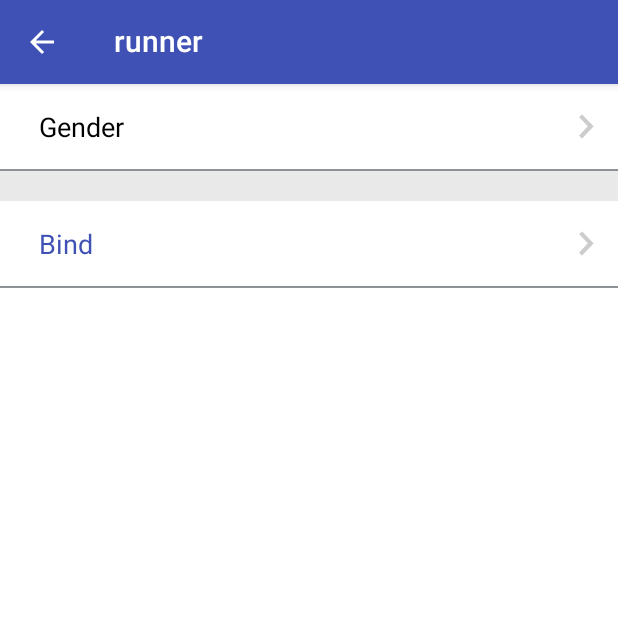
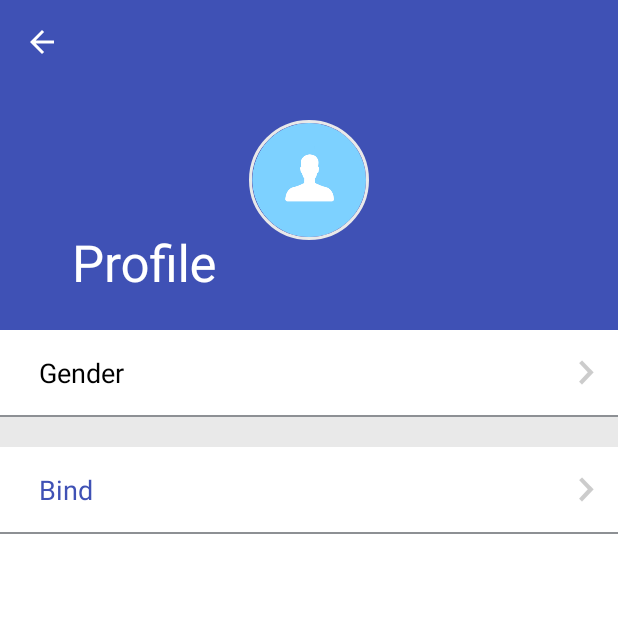
Before and after one commit to ECNURunner/runner, an Android app: the MainActivity screen opened directly, with no data from a screen before it, after a tap on "Android Studio", on a phone screen of 412 x 824 dp, the top half of it. Run offline under Robolectric (Android 15) with nearby library versions, the light colour scheme and no system bars; our stand-ins replace CircleImageView; libraries missing offline, so code that uses them is left out: com.avos.avoscloud, com.koushikdutta.ion; pictures from the network do not load; 13 statements that could not run were skipped; 1 other tap on this screen came first.

Commit message:
my profile -- finished
bug fixed

```diff
--- a/app/src/main/java/com/zjut/runner/view/activities/MainActivity.java
+++ b/app/src/main/java/com/zjut/runner/view/activities/MainActivity.java
@@ -83,7 +83,7 @@ public class MainActivity extends BaseActivity
     private ProgressBar progressBar = null;
     private UserHeaderHolder userHeaderHolder = null;
     private AppBarLayout appBarLayout = null;
-    protected CollapsingToolbarLayout collapsingToolbarLayout = null;
+    public CollapsingToolbarLayout collapsingToolbarLayout = null;
 
     protected BaseFragment currentFragment = null;
     private MainPageFragment mainPageFragment;
@@ -105,6 +105,14 @@ public class MainActivity extends BaseActivity
         Bundle bundle = this.getIntent().getExtras();
         if(bundle != null) {
             campusModel = (CampusModel) bundle.getSerializable(Constants.PARAM_CAMPUS);
+        }
+    }
+
+    public void expandToolbar(boolean expand){
+        if(expand){
+            appBarLayout.setExpanded(expand,expand);
+        }else{
+            appBarLayout.setExpanded(expand,true);
         }
     }
 
@@ -668,4 +676,10 @@ public class MainActivity extends BaseActivity
                     .getWindowToken(), 0);
         }
     }
+
+    public void changeTitle(int resID){
+        if(collapsingToolbarLayout != null){
+            collapsingToolbarLayout.setTitle(getResources().getString(resID));
+        }
+    }
 }
--- a/app/src/main/java/com/zjut/runner/view/fragments/BaseFragment.java
+++ b/app/src/main/java/com/zjut/runner/view/fragments/BaseFragment.java
@@ -72,7 +72,6 @@ public abstract class BaseFragment extends Fragment{
     @Nullable
     @Override
     public View onCreateView(LayoutInflater inflater, @Nullable ViewGroup container, @Nullable Bundle savedInstanceState) {
-        changeTitle();
         if(layoutId != -1){
             rootView = inflater.inflate(layoutId,null);
         }
@@ -89,6 +88,7 @@ public abstract class BaseFragment extends Fragment{
         if(activity instanceof MainActivity){
             this.activity = (MainActivity) activity;
             setDrawerIndicatorEnabled();
+            changeTitle();
             this.activity.onFragmentResume(this);
         }
     }
--- a/app/src/main/java/com/zjut/runner/view/fragments/BindFragment.java
+++ b/app/src/main/java/com/zjut/runner/view/fragments/BindFragment.java
@@ -67,11 +67,12 @@ public class BindFragment extends BaseFragment implements View.OnClickListener,
 
     @Override
     public void changeTitle() {
-        setTitle(R.string.str_bind);
+        activity.changeTitle(R.string.str_bind);
     }
 
     @Override
     protected void findViews(View rootView) {
+        activity.expandToolbar(false);
         tv_warning = (TextView) rootView.findViewById(R.id.tv_warning);
         inputID = (EditText) rootView.findViewById(R.id.et_input);
         inputPass = (EditText) rootView.findViewById(R.id.et_pass);
--- a/app/src/main/java/com/zjut/runner/view/fragments/EmailFragment.java
+++ b/app/src/main/java/com/zjut/runner/view/fragments/EmailFragment.java
@@ -55,6 +55,6 @@ public class EmailFragment extends NameFragment {
 
     @Override
     public void changeTitle() {
-        setTitle(R.string.str_email);
+        activity.changeTitle(R.string.str_email);
     }
 }
--- a/app/src/main/java/com/zjut/runner/view/fragments/MainPageFragment.java
+++ b/app/src/main/java/com/zjut/runner/view/fragments/MainPageFragment.java
@@ -43,11 +43,12 @@ public class MainPageFragment extends BaseFragment {
 
     @Override
     public void changeTitle() {
-
+        activity.changeTitle(R.string.app_name);
     }
 
     @Override
     protected void findViews(View rootView) {
+        activity.expandToolbar(false);
         textView = (TextView) rootView.findViewById(R.id.tv_test);
         textView.setText("Change");
     }
--- a/app/src/main/java/com/zjut/runner/view/fragments/NameFragment.java
+++ b/app/src/main/java/com/zjut/runner/view/fragments/NameFragment.java
@@ -70,6 +70,6 @@ public class NameFragment extends BindFragment {
 
     @Override
     public void changeTitle() {
-        setTitle(R.string.str_username);
+        activity.changeTitle(R.string.str_username);
     }
 }
--- a/app/src/main/java/com/zjut/runner/view/fragments/PhoneFragment.java
+++ b/app/src/main/java/com/zjut/runner/view/fragments/PhoneFragment.java
@@ -56,6 +56,6 @@ public class PhoneFragment extends NameFragment {
 
     @Override
     public void changeTitle() {
-        setTitle(R.string.str_phone);
+        activity.changeTitle(R.string.str_phone);
     }
 }
--- a/app/src/main/java/com/zjut/runner/view/fragments/UserProfileFragment.java
+++ b/app/src/main/java/com/zjut/runner/view/fragments/UserProfileFragment.java
@@ -3,6 +3,7 @@ package com.zjut.runner.view.fragments;
 import android.os.AsyncTask;
 import android.os.Bundle;
 import android.os.Handler;
+import android.support.v4.widget.NestedScrollView;
 import android.view.LayoutInflater;
 import android.view.View;
 import android.view.ViewGroup;
@@ -48,7 +49,7 @@ public class UserProfileFragment extends BaseFragment implements
     private ProgressBar progressBar;
     private Collection<BaseViewHolder> baseViewHolders = new ArrayList<>();
     private LinearLayout bodyView;
-    private ScrollView wrapView;
+    private NestedScrollView wrapView;
     private View mView;
 
     private UserHeaderHolder userHeaderHolder;
@@ -103,15 +104,16 @@ public class UserProfileFragment extends BaseFragment implements
 
     @Override
     public void changeTitle() {
-        setTitle(R.string.title_profile);
+        activity.changeTitle(R.string.title_profile);
     }
 
     @Override
     protected void findViews(View rootView) {
         activity.addHeader();
+        activity.expandToolbar(true);
         progressBar = (ProgressBar) rootView.findViewById(R.id.pb_sending_post);
         bodyView = (LinearLayout) rootView.findViewById(R.id.ll_details_view);
-        wrapView = (ScrollView) rootView.findViewById(R.id.sv_action_area);
+        wrapView = (NestedScrollView) rootView.findViewById(R.id.sv_action_area);
         requestModel();
     }
 
--- a/app/src/main/res/layout/fragment_profile.xml
+++ b/app/src/main/res/layout/fragment_profile.xml
@@ -4,7 +4,7 @@
     android:layout_height="match_parent"
     >
 
-    <ScrollView
+    <android.support.v4.widget.NestedScrollView
         android:id="@+id/sv_action_area"
         android:layout_width="match_parent"
         android:layout_height="match_parent"
@@ -16,7 +16,7 @@
             android:layout_height="wrap_content"
             android:orientation="vertical" >
         </LinearLayout>
-    </ScrollView>
+    </android.support.v4.widget.NestedScrollView>
 
     <include
         android:layout_width="match_parent"
```
